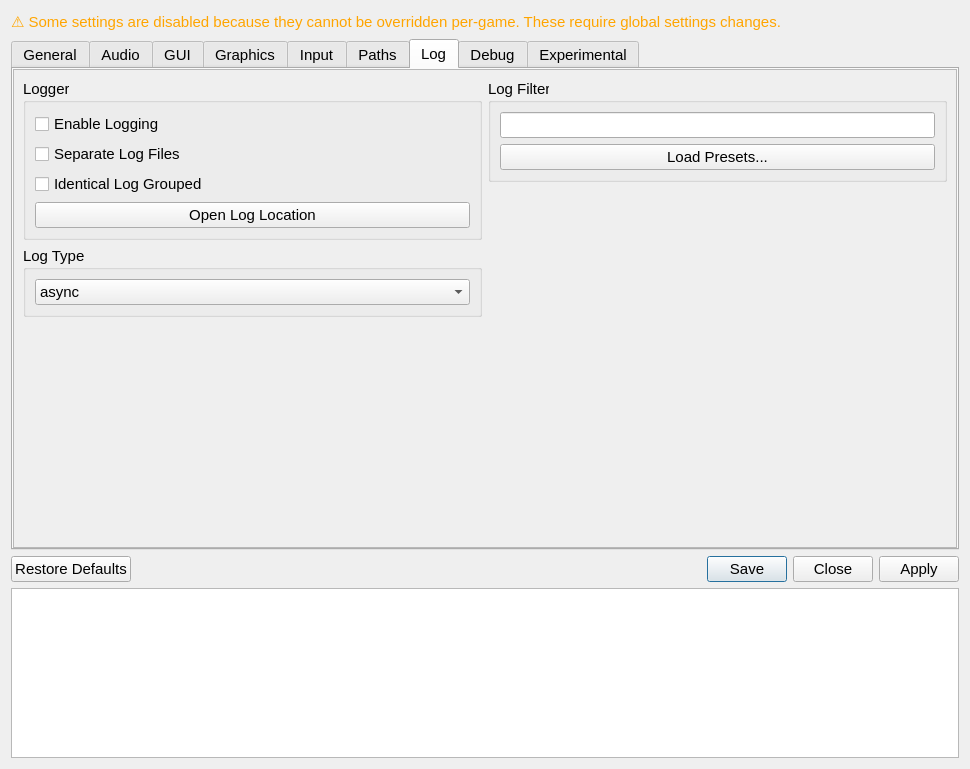
Qt form src/qt_ui/settings_dialog.ui (shadLaunchers/shadLauncher4) before a commit.
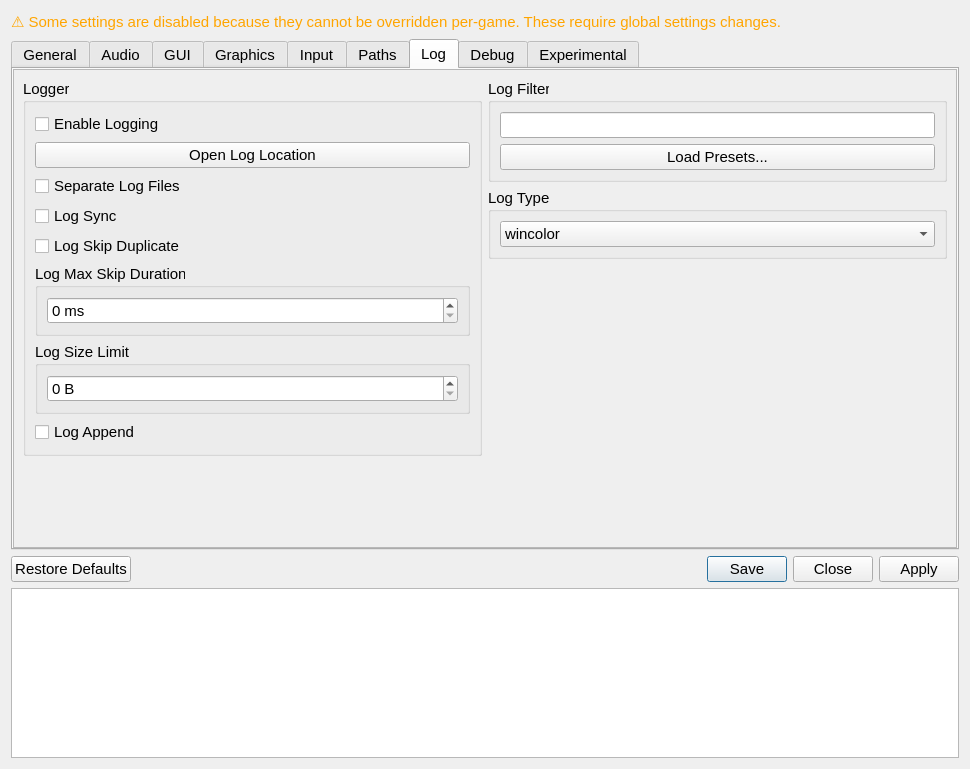
The same form after that commit. The open tabs and pages were chosen to show the change. Icons and pictures are not drawn.

What changed in the file:
```diff
--- a/src/qt_ui/settings_dialog.ui
+++ b/src/qt_ui/settings_dialog.ui
@@ -1893,7 +1893,7 @@
          <x>0</x>
          <y>0</y>
          <width>946</width>
-         <height>271</height>
+         <height>416</height>
         </rect>
        </property>
        <property name="sizePolicy">
@@ -1915,6 +1915,12 @@
            <layout class="QVBoxLayout" name="loggerTabLayoutRight">
             <item>
              <widget class="QGroupBox" name="loggerGroupBox">
+              <property name="sizePolicy">
+               <sizepolicy hsizetype="Expanding" vsizetype="Preferred">
+                <horstretch>0</horstretch>
+                <verstretch>0</verstretch>
+               </sizepolicy>
+              </property>
               <property name="title">
                <string>Logger</string>
               </property>
@@ -1926,6 +1932,13 @@
                  </property>
                 </widget>
                </item>
+               <item>
+                <widget class="QPushButton" name="logOpenLocationButton">
+                 <property name="text">
+                  <string>Open Log Location</string>
+                 </property>
+                </widget>
+               </item>
                <item>
                 <widget class="QCheckBox" name="separateLogFilesCheckbox">
                  <property name="text">
@@ -1936,50 +1949,60 @@
                <item>
                 <widget class="QCheckBox" name="identicalLogGroupedCheckbox">
                  <property name="text">
-                  <string>Identical Log Grouped</string>
+                  <string>Log Sync</string>
                  </property>
                 </widget>
                </item>
                <item>
-                <widget class="QPushButton" name="OpenLogLocationButton">
+                <widget class="QCheckBox" name="logSkipDuplicateCheckBox">
                  <property name="text">
-                  <string>Open Log Location</string>
+                  <string>Log Skip Duplicate</string>
                  </property>
                 </widget>
                </item>
-              </layout>
-             </widget>
-            </item>
-            <item>
-             <widget class="QGroupBox" name="logTypeGroupBox">
-              <property name="sizePolicy">
-               <sizepolicy hsizetype="Expanding" vsizetype="Preferred">
-                <horstretch>0</horstretch>
-                <verstretch>0</verstretch>
-               </sizepolicy>
-              </property>
-              <property name="maximumSize">
-               <size>
-                <width>16777215</width>
-                <height>16777215</height>
-               </size>
-              </property>
-              <property name="title">
-               <string>Log Type</string>
-              </property>
-              <layout class="QVBoxLayout" name="logTypeBoxLayout">
                <item>
-                <widget class="QComboBox" name="logTypeComboBox">
-                 <item>
-                  <property name="text">
-                   <string>async</string>
-                  </property>
-                 </item>
-                 <item>
-                  <property name="text">
-                   <string>sync</string>
-                  </property>
-                 </item>
+                <widget class="QGroupBox" name="logMaxSkipDurationGroupBox">
+                 <property name="title">
+                  <string>Log Max Skip Duration</string>
+                 </property>
+                 <layout class="QVBoxLayout" name="verticalLayout_16">
+                  <item>
+                   <widget class="QSpinBox" name="logMaxSkipDurationLineEdit">
+                    <property name="suffix">
+                     <string> ms</string>
+                    </property>
+                    <property name="maximum">
+                     <number>9999999</number>
+                    </property>
+                   </widget>
+                  </item>
+                 </layout>
+                </widget>
+               </item>
+               <item>
+                <widget class="QGroupBox" name="logSizeLimitGroupBox">
+                 <property name="title">
+                  <string>Log Size Limit</string>
+                 </property>
+                 <layout class="QVBoxLayout" name="verticalLayout_19">
+                  <item>
+                   <widget class="QSpinBox" name="logSizeLimitLineEdit">
+                    <property name="suffix">
+                     <string> B</string>
+                    </property>
+                    <property name="maximum">
+                     <number>999999999</number>
+                    </property>
+                   </widget>
+                  </item>
+                 </layout>
+                </widget>
+               </item>
+               <item>
+                <widget class="QCheckBox" name="logAppendCheckBox">
+                 <property name="text">
+                  <string>Log Append</string>
+                 </property>
                 </widget>
                </item>
               </layout>
@@ -2022,6 +2045,41 @@
               </item>
              </layout>
             </item>
+            <item>
+             <widget class="QGroupBox" name="logTypeGroupBox">
+              <property name="sizePolicy">
+               <sizepolicy hsizetype="Expanding" vsizetype="Preferred">
+                <horstretch>0</horstretch>
+                <verstretch>0</verstretch>
+               </sizepolicy>
+              </property>
+              <property name="maximumSize">
+               <size>
+                <width>16777215</width>
+                <height>16777215</height>
+               </size>
+              </property>
+              <property name="title">
+               <string>Log Type</string>
+              </property>
+              <layout class="QVBoxLayout" name="logTypeBoxLayout">
+               <item>
+                <widget class="QComboBox" name="logTypeComboBox">
+                 <item>
+                  <property name="text">
+                   <string>wincolor</string>
+                  </property>
+                 </item>
+                 <item>
+                  <property name="text">
+                   <string>msvc</string>
+                  </property>
+                 </item>
+                </widget>
+               </item>
+              </layout>
+             </widget>
+            </item>
             <item>
              <spacer name="verticalSpacer_9">
               <property name="orientation">
```
Left out of the diff: 6 changed lines with no effect on the pictures.
